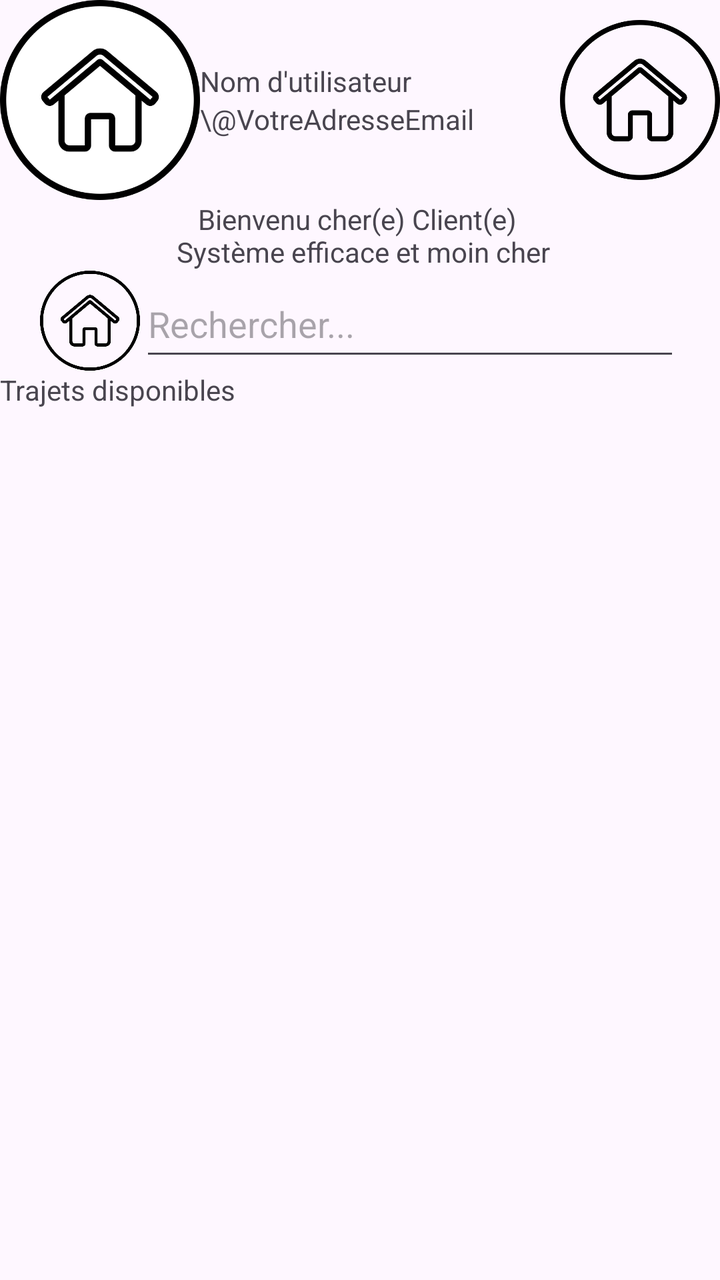
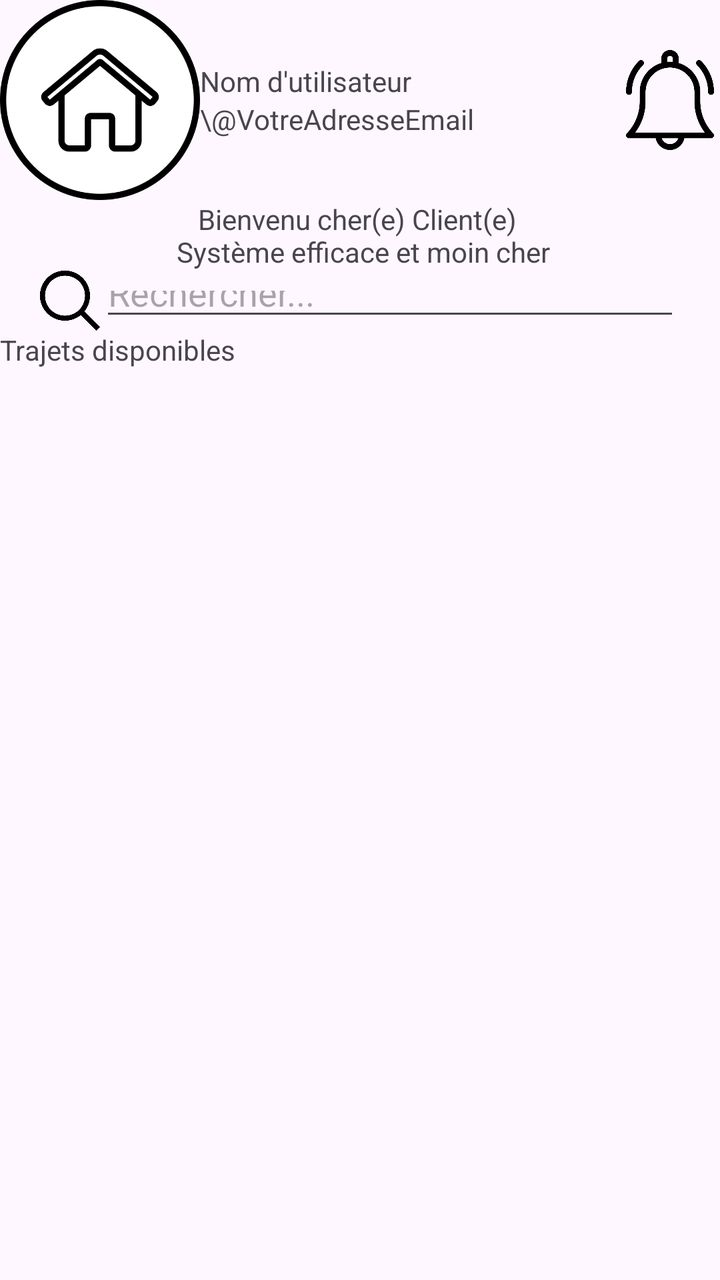

Before-and-after screenshots of an Android layout around one commit, followed by the original layout XML and the change that was made.
<!-- AndroidManifest.xml: application theme Theme.CarPooling -->
<!-- res/layout/fragment_home.xml -->
<?xml version="1.0" encoding="utf-8"?>
<LinearLayout xmlns:android="http://schemas.android.com/apk/res/android"
    android:layout_width="match_parent"
    android:layout_height="match_parent"
    xmlns:app="http://schemas.android.com/apk/res-auto"
    android:orientation="vertical">

    <androidx.constraintlayout.widget.ConstraintLayout
        android:layout_width="match_parent"
        android:layout_height="wrap_content">

        <ImageView
            android:id="@+id/home_profil"
            android:layout_width="100dp"
            android:layout_height="100dp"
            android:src="@drawable/icon_accueil"
            android:background="@drawable/circle_shape"
            android:scaleType="centerCrop"
            app:layout_constraintTop_toTopOf="parent"
            app:layout_constraintBottom_toBottomOf="parent"
            app:layout_constraintLeft_toLeftOf="parent"/>

        <LinearLayout
            android:layout_width="wrap_content"
            android:layout_height="wrap_content"
            android:orientation="vertical"
            app:layout_constraintTop_toTopOf="parent"
            app:layout_constraintLeft_toRightOf="@id/home_profil"
            app:layout_constraintBottom_toBottomOf="parent">

            <TextView
                android:id="@+id/home_nom"
                android:layout_width="wrap_content"
                android:layout_height="wrap_content"
                android:text="Nom d'utilisateur"/>
            <TextView
                android:id="@+id/home_email"
                android:layout_width="wrap_content"
                android:layout_height="wrap_content"
                android:text="\@VotreAdresseEmail"/>

        </LinearLayout>

        <ImageView
            android:id="@+id/home_notification_icon"
            android:layout_width="80dp"
            android:layout_height="80dp"
            app:layout_constraintTop_toTopOf="parent"
            app:layout_constraintBottom_toBottomOf="parent"
            app:layout_constraintRight_toRightOf="parent"
            android:src="@drawable/icon_accueil"/>

    </androidx.constraintlayout.widget.ConstraintLayout>

    <LinearLayout
        android:layout_width="match_parent"
        android:layout_height="wrap_content">

        <TextView
            android:id="@+id/home_bienvenu"
            android:layout_width="match_parent"
            android:layout_height="wrap_content"
            android:gravity="center"
            android:text="Bienvenu cher(e) Client(e) \n Système efficace et moin cher"/>
    </LinearLayout>


    <LinearLayout
        android:layout_width="match_parent"
        android:layout_height="wrap_content"
        android:gravity="center"
        android:layout_marginHorizontal="20dp">

        <ImageView
            android:id="@+id/home_recherche_icon"
            android:layout_width="50dp"
            android:layout_height="50dp"
            android:src="@drawable/icon_accueil"/>

        <EditText
            android:id="@+id/home_recherche"
            android:layout_width="match_parent"
            android:layout_height="match_parent"
            android:minHeight="48dp"
            android:hint="Rechercher..."/>

    </LinearLayout>

    <LinearLayout
        android:layout_width="match_parent"
        android:layout_height="wrap_content">

        <TextView
            android:id="@+id/home_trajets_disponibles"
            android:layout_width="match_parent"
            android:layout_height="wrap_content"
            android:text="Trajets disponibles"/>
    </LinearLayout>

    <LinearLayout
        android:layout_width="match_parent"
        android:layout_height="wrap_content"
        android:orientation="vertical">
        
        <androidx.recyclerview.widget.RecyclerView
            android:id="@+id/home_recycler_trajet1"
            android:layout_width="wrap_content"
            android:layout_height="wrap_content"
            android:layout_marginVertical="16dp" />
        <androidx.recyclerview.widget.RecyclerView
            android:id="@+id/home_recycler_trajet2"
            android:layout_width="wrap_content"
            android:layout_height="wrap_content"
            android:layout_marginVertical="16dp" />
    </LinearLayout>

</LinearLayout>
<!-- resources referenced by this layout -->
<resources>
  <!-- drawable circle_shape (drawable) -->
  <?xml version="1.0" encoding="utf-8"?>
  <shape xmlns:android="http://schemas.android.com/apk/res/android" android:shape="oval">
      <solid android:color="@android:color/white" />
  </shape>
  <!-- drawable icon_accueil: png bitmap (drawable, 19607 bytes) -->
  <style name="Theme.CarPooling" parent="Base.Theme.CarPooling" />
  <style name="Base.Theme.CarPooling" parent="Theme.Material3.DayNight.NoActionBar">
          
          
      </style>
</resources>

<!-- the commit's change to res/layout/fragment_home.xml (unified diff, before → after) -->
@@ -43,12 +43,12 @@
 
         <ImageView
             android:id="@+id/home_notification_icon"
-            android:layout_width="80dp"
-            android:layout_height="80dp"
+            android:layout_width="50dp"
+            android:layout_height="50dp"
             app:layout_constraintTop_toTopOf="parent"
             app:layout_constraintBottom_toBottomOf="parent"
             app:layout_constraintRight_toRightOf="parent"
-            android:src="@drawable/icon_accueil"/>
+            android:src="@drawable/notification"/>
 
     </androidx.constraintlayout.widget.ConstraintLayout>
 
@@ -73,9 +73,9 @@
 
         <ImageView
             android:id="@+id/home_recherche_icon"
-            android:layout_width="50dp"
-            android:layout_height="50dp"
-            android:src="@drawable/icon_accueil"/>
+            android:layout_width="30dp"
+            android:layout_height="30dp"
+            android:src="@drawable/search"/>
 
         <EditText
             android:id="@+id/home_recherche"
<!-- resource entries referenced after the edit -->
@@ -6,6 +6,8 @@
       <solid android:color="@android:color/white" />
   </shape>
   <!-- drawable icon_accueil: png bitmap (drawable, 19607 bytes) -->
+  <!-- drawable notification: png bitmap (drawable, 14287 bytes) -->
+  <!-- drawable search: png bitmap (drawable, 12279 bytes) -->
   <style name="Theme.CarPooling" parent="Base.Theme.CarPooling" />
   <style name="Base.Theme.CarPooling" parent="Theme.Material3.DayNight.NoActionBar">
           
